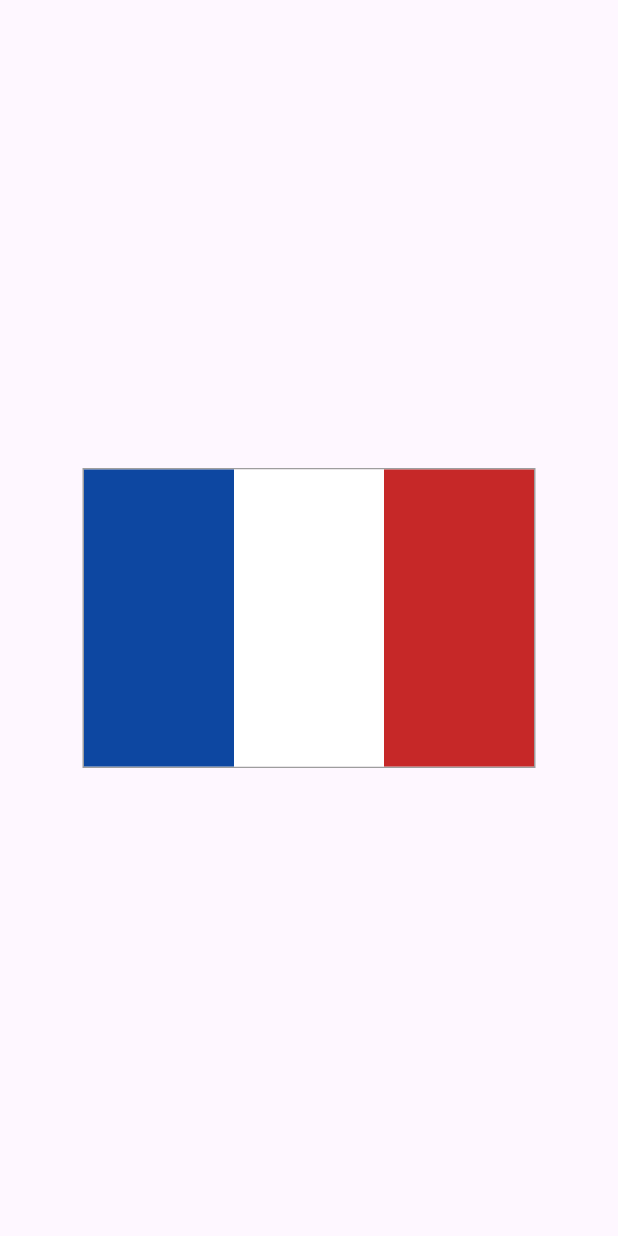
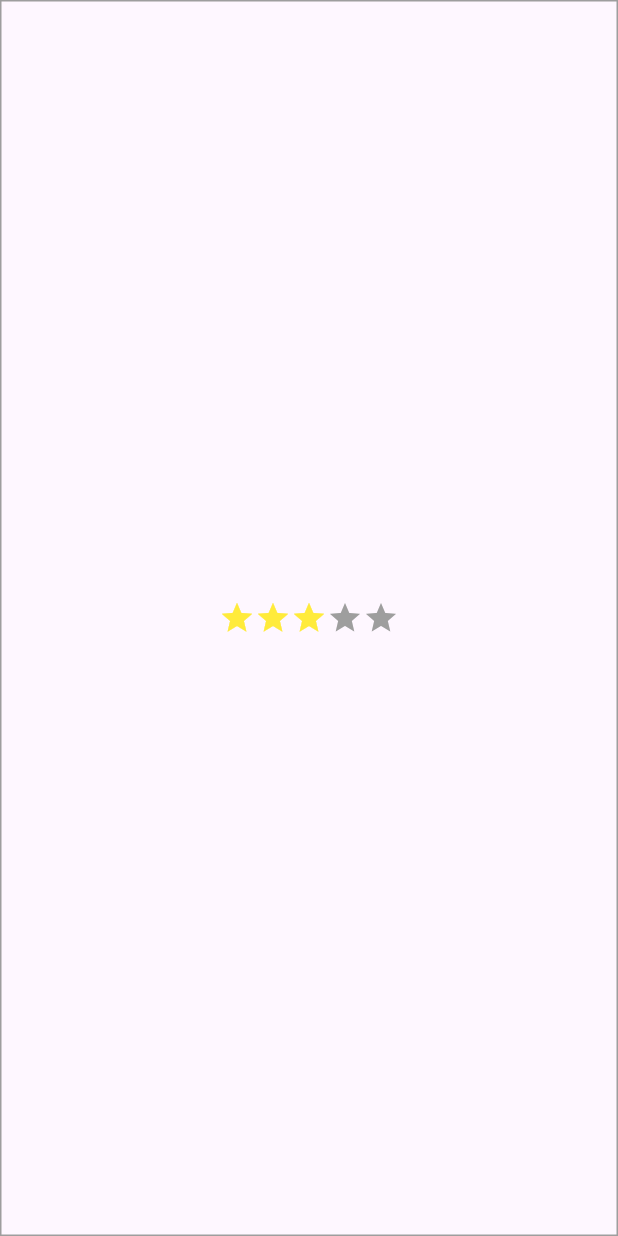
Before and after one commit to PhamTruongHung/flutterCourseTechmaster, a Flutter app: the screen it shows after launch, on a phone screen of 412 x 824 dp. Run offline on Flutter 3.47's test engine with Material 2 defaults, Android fonts, the phone set to English and light mode, and no system bars.

Commit message:
Buoi 9 -vidu 3

```diff
--- a/flutter_learning/lib/main.dart
+++ b/flutter_learning/lib/main.dart
@@ -1,3 +1,4 @@
+// ignore_for_file: public_member_api_docs, sort_constructors_first
 import 'package:flutter/material.dart';
 
 void main() {
@@ -35,30 +36,58 @@ class _MyHomePageState extends State<MyHomePage> {
   Widget build(BuildContext context) {
     // double width1of3 = MediaQuery.of(context).size.width / 3;
     // double height1of3 = MediaQuery.of(context).size.height / 3;
-    List<Color> colors = [Colors.blue[900]!, Colors.white, Colors.red[800]!];
+    // List<Color> colors = [Colors.blue[900]!, Colors.white, Colors.red[800]!];
 
     return Scaffold(
       body: Center(
         child: Container(
-          width: 302,
-          height: 200,
           alignment: Alignment.center,
           decoration: BoxDecoration(
             border: Border.all(color: Colors.grey, width: 1),
           ),
-          child: Row(
-            mainAxisAlignment: MainAxisAlignment.center,
-            children: [
-              for (int i = 0; i < colors.length; i++)
-                ColorWidget(
-                  widgetName: '',
-                  widgetColor: colors[i],
-                  widgetSize: const Size(100, 200),
-                )
-            ],
+          child: const RowStar(
+            rate: 3,
           ),
         ),
       ),
+    );
+  }
+}
+
+class RowStar extends StatelessWidget {
+  final int rate;
+  const RowStar({
+    super.key,
+    required this.rate,
+  });
+
+  @override
+  Widget build(BuildContext context) {
+    if (rate > 5) {
+      throw Exception('Can not over five!!!');
+    }
+    return Row(
+      mainAxisAlignment: MainAxisAlignment.center,
+      children: [
+        for (int i = 0; i < 5; i++) RateStar(check: i > rate - 1 ? false : true)
+      ],
+    );
+  }
+}
+
+class RateStar extends StatelessWidget {
+  final bool check;
+
+  const RateStar({
+    Key? key,
+    required this.check,
+  }) : super(key: key);
+
+  @override
+  Widget build(BuildContext context) {
+    return Icon(
+      Icons.star,
+      color: check ? Colors.yellow : Colors.grey,
     );
   }
 }
```
